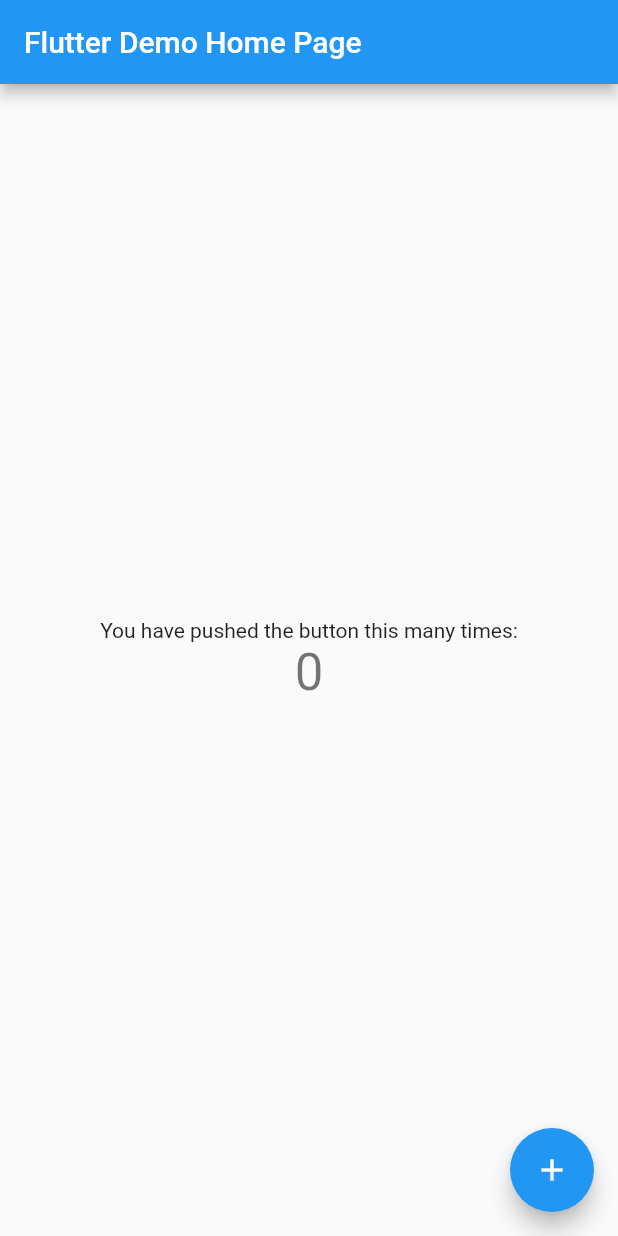
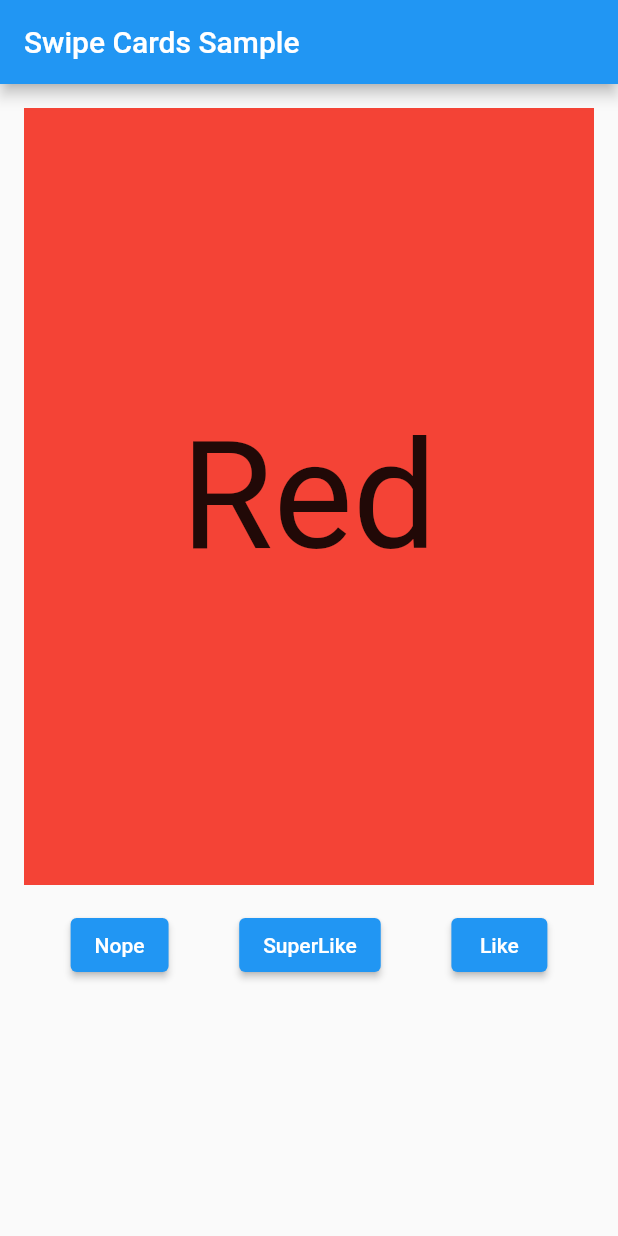
Before and after one commit to bestriser/swipe_cards_riverpod_sample, a Flutter app: the screen it shows after launch, on a phone screen of 412 x 824 dp. Run offline on Flutter 3.47's test engine with Material 2 defaults, Android fonts, the phone set to English and light mode, and no system bars; drawn by our look-alikes of swipe_cards.

Commit message:
[add] swipe_cardsを使用して、SwipeCardsPageを実装しました

```diff
--- /dev/null
+++ b/lib/domain/content.dart
@@ -0,0 +1,11 @@
+import 'dart:ui';
+
+class Content {
+  Content({
+    required this.text,
+    required this.color,
+  });
+
+  final String text;
+  final Color color;
+}
--- a/lib/main.dart
+++ b/lib/main.dart
@@ -1,115 +1,17 @@
 import 'package:flutter/material.dart';
+import 'package:swipe_cards_sample/presentation/swipe_cards_page.dart';
 
-void main() {
-  runApp(const MyApp());
-}
+void main() => runApp(const MyApp());
 
 class MyApp extends StatelessWidget {
   const MyApp({Key? key}) : super(key: key);
 
-  // This widget is the root of your application.
   @override
   Widget build(BuildContext context) {
     return MaterialApp(
-      title: 'Flutter Demo',
-      theme: ThemeData(
-        // This is the theme of your application.
-        //
-        // Try running your application with "flutter run". You'll see the
-        // application has a blue toolbar. Then, without quitting the app, try
-        // changing the primarySwatch below to Colors.green and then invoke
-        // "hot reload" (press "r" in the console where you ran "flutter run",
-        // or simply save your changes to "hot reload" in a Flutter IDE).
-        // Notice that the counter didn't reset back to zero; the application
-        // is not restarted.
-        primarySwatch: Colors.blue,
-      ),
-      home: const MyHomePage(title: 'Flutter Demo Home Page'),
+      title: 'Swipe Cards Sample',
+      theme: ThemeData(primarySwatch: Colors.blue),
+      home: const SwipeCardsPage(),
     );
   }
 }
-
-class MyHomePage extends StatefulWidget {
-  const MyHomePage({Key? key, required this.title}) : super(key: key);
-
-  // This widget is the home page of your application. It is stateful, meaning
-  // that it has a State object (defined below) that contains fields that affect
-  // how it looks.
-
-  // This class is the configuration for the state. It holds the values (in this
-  // case the title) provided by the parent (in this case the App widget) and
-  // used by the build method of the State. Fields in a Widget subclass are
-  // always marked "final".
-
-  final String title;
-
-  @override
-  State<MyHomePage> createState() => _MyHomePageState();
-}
-
-class _MyHomePageState extends State<MyHomePage> {
-  int _counter = 0;
-
-  void _incrementCounter() {
-    setState(() {
-      // This call to setState tells the Flutter framework that something has
-      // changed in this State, which causes it to rerun the build method below
-      // so that the display can reflect the updated values. If we changed
-      // _counter without calling setState(), then the build method would not be
-      // called again, and so nothing would appear to happen.
-      _counter++;
-    });
-  }
-
-  @override
-  Widget build(BuildContext context) {
-    // This method is rerun every time setState is called, for instance as done
-    // by the _incrementCounter method above.
-    //
-    // The Flutter framework has been optimized to make rerunning build methods
-    // fast, so that you can just rebuild anything that needs updating rather
-    // than having to individually change instances of widgets.
-    return Scaffold(
-      appBar: AppBar(
-        // Here we take the value from the MyHomePage object that was created by
-        // the App.build method, and use it to set our appbar title.
-        title: Text(widget.title),
-      ),
-      body: Center(
-        // Center is a layout widget. It takes a single child and positions it
-        // in the middle of the parent.
-        child: Column(
-          // Column is also a layout widget. It takes a list of children and
-          // arranges them vertically. By default, it sizes itself to fit its
-          // children horizontally, and tries to be as tall as its parent.
-          //
-          // Invoke "debug painting" (press "p" in the console, choose the
-          // "Toggle Debug Paint" action from the Flutter Inspector in Android
-          // Studio, or the "Toggle Debug Paint" command in Visual Studio Code)
-          // to see the wireframe for each widget.
-          //
-          // Column has various properties to control how it sizes itself and
-          // how it positions its children. Here we use mainAxisAlignment to
-          // center the children vertically; the main axis here is the vertical
-          // axis because Columns are vertical (the cross axis would be
-          // horizontal).
-          mainAxisAlignment: MainAxisAlignment.center,
-          children: <Widget>[
-            const Text(
-              'You have pushed the button this many times:',
-            ),
-            Text(
-              '$_counter',
-              style: Theme.of(context).textTheme.headline4,
-            ),
-          ],
-        ),
-      ),
-      floatingActionButton: FloatingActionButton(
-        onPressed: _incrementCounter,
-        tooltip: 'Increment',
-        child: const Icon(Icons.add),
-      ), // This trailing comma makes auto-formatting nicer for build methods.
-    );
-  }
-}
--- /dev/null
+++ b/lib/presentation/swipe_cards_page.dart
@@ -0,0 +1,131 @@
+import 'package:flutter/foundation.dart';
+import 'package:flutter/material.dart';
+import 'package:swipe_cards/draggable_card.dart';
+import 'package:swipe_cards/swipe_cards.dart';
+import 'package:swipe_cards_sample/domain/content.dart';
+
+class SwipeCardsPage extends StatefulWidget {
+  const SwipeCardsPage({Key? key}) : super(key: key);
+
+  @override
+  State<SwipeCardsPage> createState() => _SwipeCardsPageState();
+}
+
+class _SwipeCardsPageState extends State<SwipeCardsPage> {
+  final List<SwipeItem> _swipeItems = <SwipeItem>[];
+  late MatchEngine _matchEngine;
+  final List<String> _names = [
+    'Red',
+    'Blue',
+    'Green',
+    'Yellow',
+    'Orange',
+  ];
+  final List<Color> _colors = [
+    Colors.red,
+    Colors.blue,
+    Colors.green,
+    Colors.yellow,
+    Colors.orange
+  ];
+
+  @override
+  void initState() {
+    for (int i = 0; i < _names.length; i++) {
+      _swipeItems.add(
+        SwipeItem(
+          content: Content(text: _names[i], color: _colors[i]),
+          likeAction: () {
+            ScaffoldMessenger.of(context).showSnackBar(
+              SnackBar(
+                content: Text('Liked ${_names[i]}'),
+                duration: const Duration(milliseconds: 500),
+              ),
+            );
+          },
+          nopeAction: () {
+            ScaffoldMessenger.of(context).showSnackBar(
+              SnackBar(
+                content: Text('Nope ${_names[i]}'),
+                duration: const Duration(milliseconds: 500),
+              ),
+            );
+          },
+          superlikeAction: () {
+            ScaffoldMessenger.of(context).showSnackBar(
+              SnackBar(
+                content: Text('SuperLiked ${_names[i]}'),
+                duration: const Duration(milliseconds: 500),
+              ),
+            );
+          },
+          onSlideUpdate: (SlideRegion? region) async {
+            if (kDebugMode) print('Region $region');
+          },
+        ),
+      );
+    }
+
+    _matchEngine = MatchEngine(swipeItems: _swipeItems);
+    super.initState();
+  }
+
+  @override
+  Widget build(BuildContext context) {
+    return Scaffold(
+      appBar: AppBar(title: const Text('Swipe Cards Sample')),
+      body: Column(
+        children: [
+          SizedBox(
+            height: 550,
+            child: SwipeCards(
+              matchEngine: _matchEngine,
+              itemBuilder: (BuildContext context, int index) {
+                return Container(
+                  alignment: Alignment.center,
+                  color: _swipeItems[index].content.color,
+                  child: Text(
+                    _swipeItems[index].content.text,
+                    style: const TextStyle(fontSize: 100),
+                  ),
+                );
+              },
+              onStackFinished: () {
+                ScaffoldMessenger.of(context).showSnackBar(
+                  const SnackBar(
+                    content: Text('Stack Finished'),
+                    duration: Duration(milliseconds: 500),
+                  ),
+                );
+              },
+              itemChanged: (SwipeItem item, int index) {
+                if (kDebugMode) {
+                  print('item: ${item.content.text}, index: $index');
+                }
+              },
+              upSwipeAllowed: true,
+              fillSpace: true,
+            ),
+          ),
+          Row(
+            mainAxisAlignment: MainAxisAlignment.spaceEvenly,
+            children: [
+              ElevatedButton(
+                onPressed: () => _matchEngine.currentItem?.nope(),
+                child: const Text('Nope'),
+              ),
+              ElevatedButton(
+                onPressed: () => _matchEngine.currentItem?.superLike(),
+                child: const Text('SuperLike'),
+              ),
+              ElevatedButton(
+                onPressed: () => _matchEngine.currentItem?.like(),
+                child: const Text('Like'),
+              )
+            ],
+          )
+        ],
+      ),
+    );
+  }
+}
```
Also changed, not shown: pubspec.yaml (+2 -70 lines), pubspec.lock.
